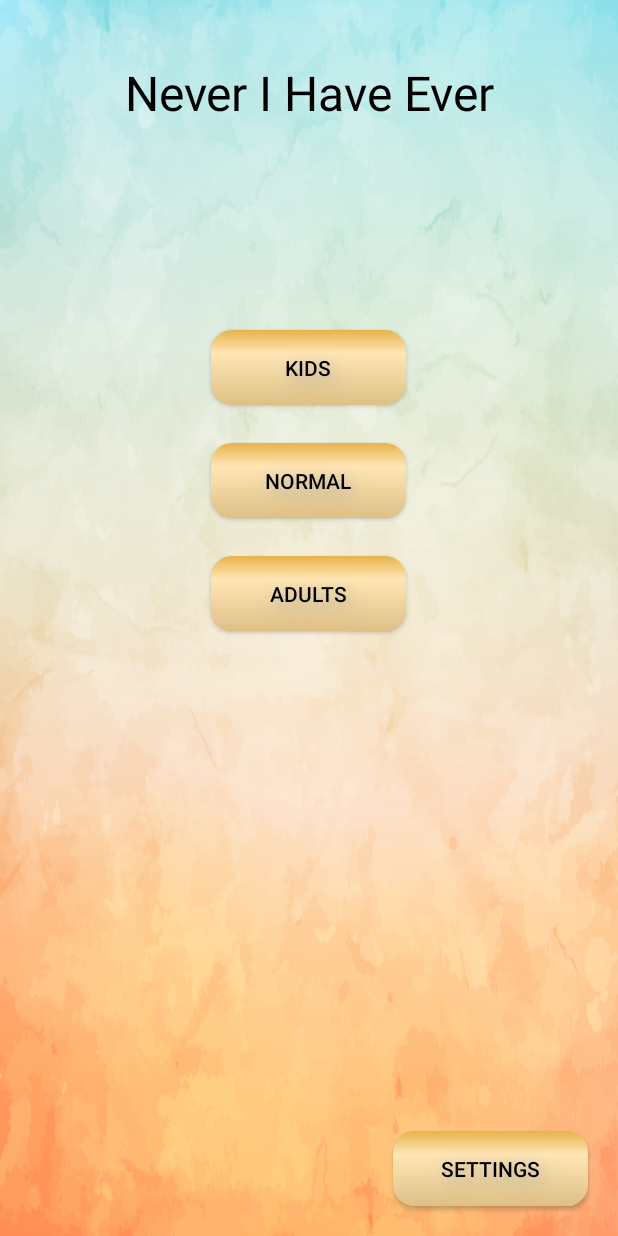
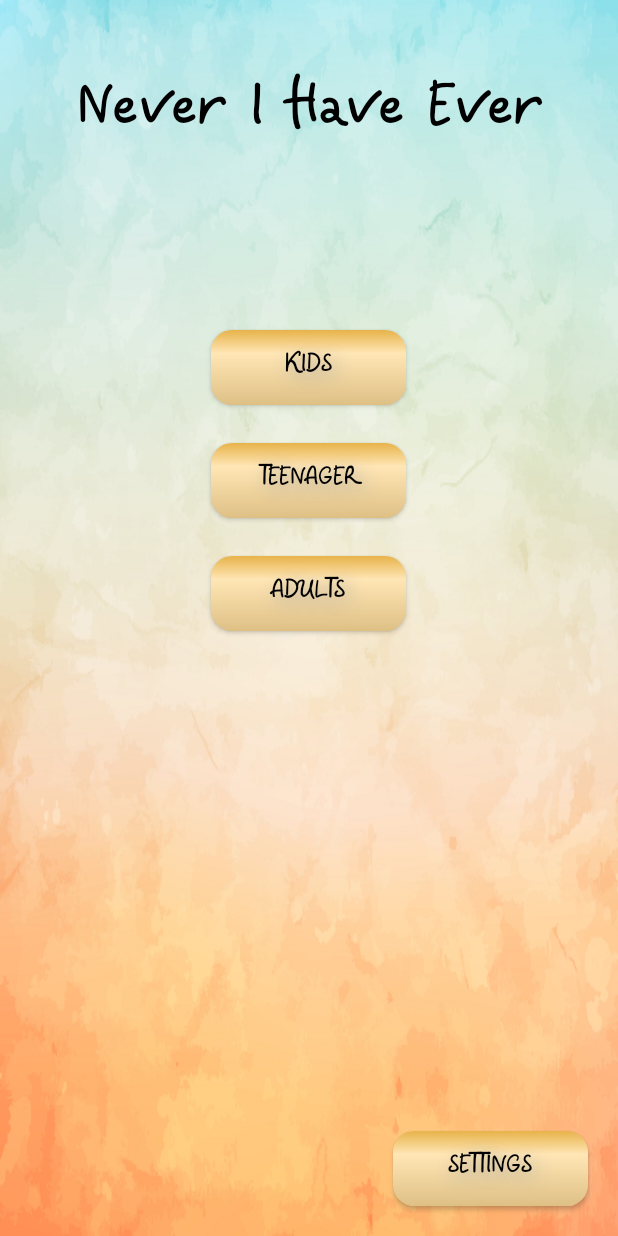
Before and after one commit to VladVh/NeverHaveIEver, an Android app: the screen it shows after launch (MainActivity), on a phone screen of 412 x 824 dp. Run offline under Robolectric (Android 15) with nearby library versions, the phone set to English and light mode, and no system bars; our stand-ins replace ButterKnife, Dagger/Hilt's generated code; 10 statements that could not run were skipped.

Commit message:
added TypefaceUtil in order to use custom font in styles

```diff
--- a/app/src/main/java/com/development/vvoitsekh/neverhaveiever/App.kt
+++ b/app/src/main/java/com/development/vvoitsekh/neverhaveiever/App.kt
@@ -3,15 +3,13 @@ package com.development.vvoitsekh.neverhaveiever
 import android.app.Activity
 import android.app.Application
 import android.content.Context
-import android.content.res.Configuration
 import com.development.vvoitsekh.neverhaveiever.di.DaggerAppComponent
 import dagger.android.AndroidInjector
 import dagger.android.DispatchingAndroidInjector
 import dagger.android.HasActivityInjector
 import javax.inject.Inject
-import android.preference.PreferenceManager
-import android.content.SharedPreferences
-import java.util.*
+import com.development.vvoitsekh.neverhaveiever.util.LocaleHelper
+import com.development.vvoitsekh.neverhaveiever.util.TypefaceUtil
 
 
 class App : Application(), HasActivityInjector {
@@ -27,6 +25,7 @@ class App : Application(), HasActivityInjector {
                 .build()
                // .create()
                 .inject(this)
+        TypefaceUtil.overrideFont(getApplicationContext(), "SERIF", "fonts/Veles-Regular.0.9.2.otf");
     }
 
     override fun activityInjector(): AndroidInjector<Activity> = activityInjector
--- a/app/src/main/java/com/development/vvoitsekh/neverhaveiever/BaseActivity.kt
+++ b/app/src/main/java/com/development/vvoitsekh/neverhaveiever/BaseActivity.kt
@@ -6,6 +6,7 @@ import android.preference.PreferenceManager
 import android.support.v7.app.AppCompatActivity
 import android.widget.TextView
 import butterknife.BindView
+import com.development.vvoitsekh.neverhaveiever.util.LocaleHelper
 
 
 open class BaseActivity : AppCompatActivity() {
--- a/app/src/main/java/com/development/vvoitsekh/neverhaveiever/settings/SettingsFragment.kt
+++ b/app/src/main/java/com/development/vvoitsekh/neverhaveiever/settings/SettingsFragment.kt
@@ -5,7 +5,7 @@ import android.os.Bundle
 import android.preference.ListPreference
 import android.preference.Preference
 import android.preference.PreferenceFragment
-import com.development.vvoitsekh.neverhaveiever.LocaleHelper
+import com.development.vvoitsekh.neverhaveiever.util.LocaleHelper
 import com.development.vvoitsekh.neverhaveiever.R
 
 class SettingsFragment: PreferenceFragment(), SharedPreferences.OnSharedPreferenceChangeListener {
--- a/app/src/main/java/com/development/vvoitsekh/neverhaveiever/LocaleHelper.kt
+++ b/app/src/main/java/com/development/vvoitsekh/neverhaveiever/util/LocaleHelper.kt
@@ -1,10 +1,8 @@
-package com.development.vvoitsekh.neverhaveiever
+package com.development.vvoitsekh.neverhaveiever.util
 
 import android.annotation.TargetApi;
 import android.content.Context;
-import android.content.SharedPreferences;
 import android.content.res.Configuration;
-import android.content.res.Resources;
 import android.os.Build;
 import android.preference.PreferenceManager;
 
--- /dev/null
+++ b/app/src/main/java/com/development/vvoitsekh/neverhaveiever/util/TypefaceUtil.kt
@@ -0,0 +1,33 @@
+package com.development.vvoitsekh.neverhaveiever.util
+
+import android.content.Context
+import java.lang.reflect.AccessibleObject.setAccessible
+import android.graphics.Typeface
+import android.util.Log
+
+
+/**
+ * Created by v.voitsekh on 06.10.2017.
+ */
+object TypefaceUtil {
+
+    /**
+     * Using reflection to override default typeface
+     * NOTICE: DO NOT FORGET TO SET TYPEFACE FOR APP THEME AS DEFAULT TYPEFACE WHICH WILL BE OVERRIDDEN
+     * @param context to work with assets
+     * @param defaultFontNameToOverride for example "monospace"
+     * @param customFontFileNameInAssets file name of the font from assets
+     */
+    fun overrideFont(context: Context, defaultFontNameToOverride: String, customFontFileNameInAssets: String) {
+        try {
+            val customFontTypeface = Typeface.createFromAsset(context.getAssets(), customFontFileNameInAssets)
+
+            val defaultFontTypefaceField = Typeface::class.java.getDeclaredField(defaultFontNameToOverride)
+            defaultFontTypefaceField.isAccessible = true
+            defaultFontTypefaceField.set(null, customFontTypeface)
+        } catch (e: Exception) {
+            Log.e("Custom font error", "Can not set custom font $customFontFileNameInAssets instead of $defaultFontNameToOverride")
+        }
+
+    }
+}
--- a/app/src/main/res/layout-land/activity_main.xml
+++ b/app/src/main/res/layout-land/activity_main.xml
@@ -42,7 +42,7 @@
             android:layout_height="wrap_content"
             android:layout_marginEnd="20dp"
             android:layout_marginStart="20dp"
-            android:text="@string/main_normal"/>
+            android:text="@string/main_teen"/>
 
         <Button
             android:id="@+id/mainAdultButton"
--- a/app/src/main/res/layout/activity_main.xml
+++ b/app/src/main/res/layout/activity_main.xml
@@ -35,7 +35,7 @@
         android:layout_width="wrap_content"
         android:layout_height="wrap_content"
         android:layout_marginTop="25dp"
-        android:text="@string/main_normal"
+        android:text="@string/main_teen"
         android:layout_below="@+id/mainKidsButton"
         android:layout_alignLeft="@+id/mainKidsButton"
         android:layout_alignStart="@+id/mainKidsButton"/>
--- a/app/src/main/res/values/strings.xml
+++ b/app/src/main/res/values/strings.xml
@@ -3,7 +3,7 @@
 
     <!--Main-->
     <string name="main_kids">Kids</string>
-    <string name="main_normal">Normal</string>
+    <string name="main_teen">Teenager</string>
     <string name="main_adult">Adults</string>
     <string name="mainSettings">Settings</string>
 
--- a/app/src/main/res/values/styles.xml
+++ b/app/src/main/res/values/styles.xml
@@ -8,6 +8,8 @@
         <item name="colorPrimary">@color/colorPrimary</item>
         <item name="colorPrimaryDark">@color/colorPrimaryDark</item>
         <item name="colorAccent">@color/colorAccent</item>
+        <item name="android:typeface">serif</item>
+        <item name="android:textStyle">bold</item>
     </style>
 
     <style name="ButtonLight" parent="@style/Widget.AppCompat.Button">
@@ -28,6 +30,8 @@
         <item name="colorPrimary">@color/colorPrimary</item>
         <item name="colorPrimaryDark">@color/colorPrimaryDark</item>
         <item name="colorAccent">@color/colorAccent</item>
+        <item name="android:typeface">serif</item>
+        <item name="android:textStyle">bold</item>
     </style>
 
     <style name="ButtonDark" parent="@style/Widget.AppCompat.Button">
```
Also changed, not shown: 2 other files.
